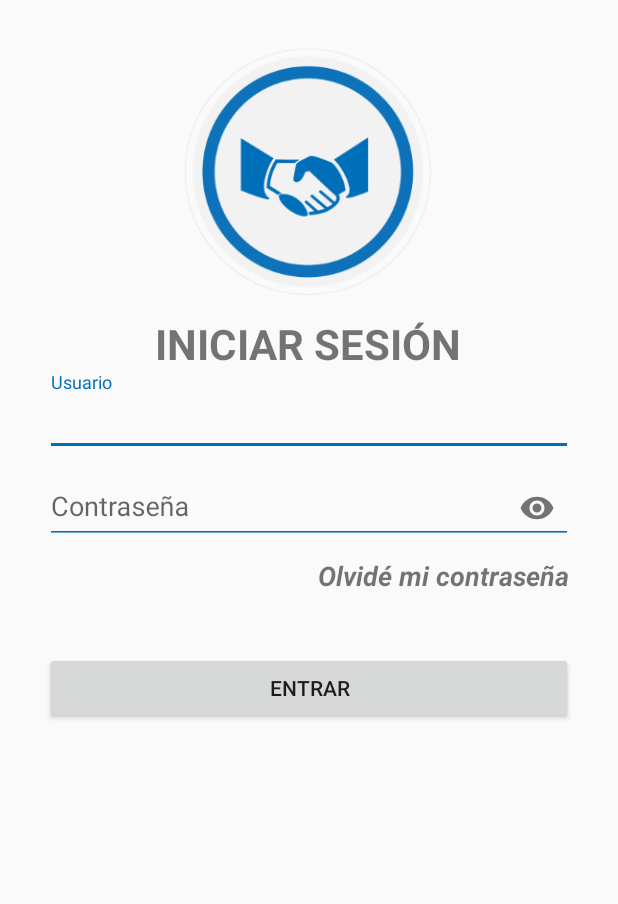
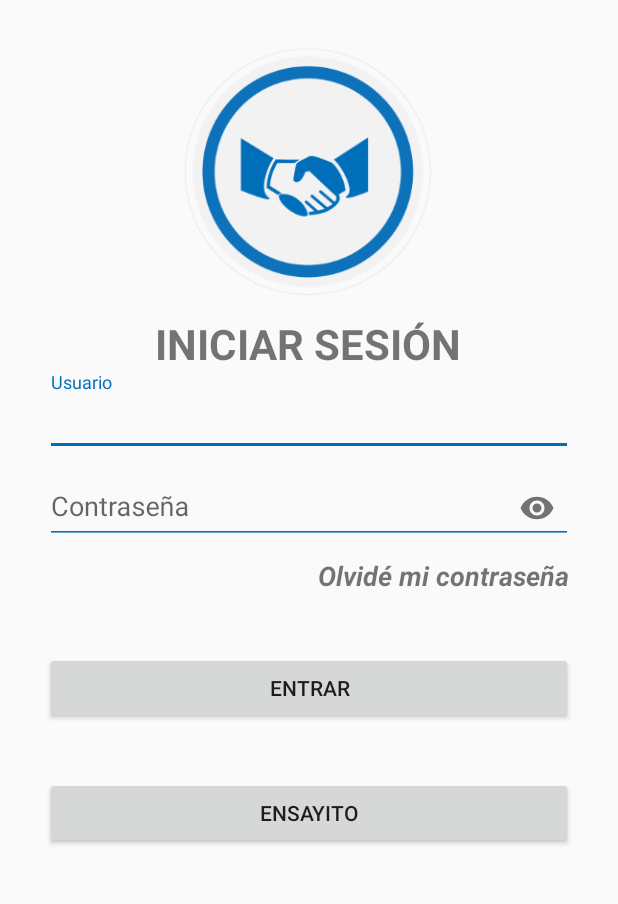
Before and after one commit to piparci/FreeMercR, an Android app: the screen it shows after launch (MainActivity), on a phone screen of 412 x 824 dp, the part 131-1035 px from its top. Run offline under Robolectric (Android 15) with nearby library versions, the phone set to English and light mode, and no system bars.

Commit message:
Repositorio 2

```diff
--- a/app/src/main/res/layout/activity_main.xml
+++ b/app/src/main/res/layout/activity_main.xml
@@ -133,6 +133,20 @@
 
       </LinearLayout>
 
+      <LinearLayout
+          android:layout_width="match_parent"
+          android:layout_height="wrap_content"
+          android:layout_marginTop="35dp"
+          android:orientation="vertical">
+
+        <Button
+            android:layout_width="match_parent"
+            android:layout_height="wrap_content"
+            android:layout_marginHorizontal="30dp"
+            android:text="Ensayito" />
+
+      </LinearLayout>
+
     </LinearLayout>
   </ScrollView>
 
```
